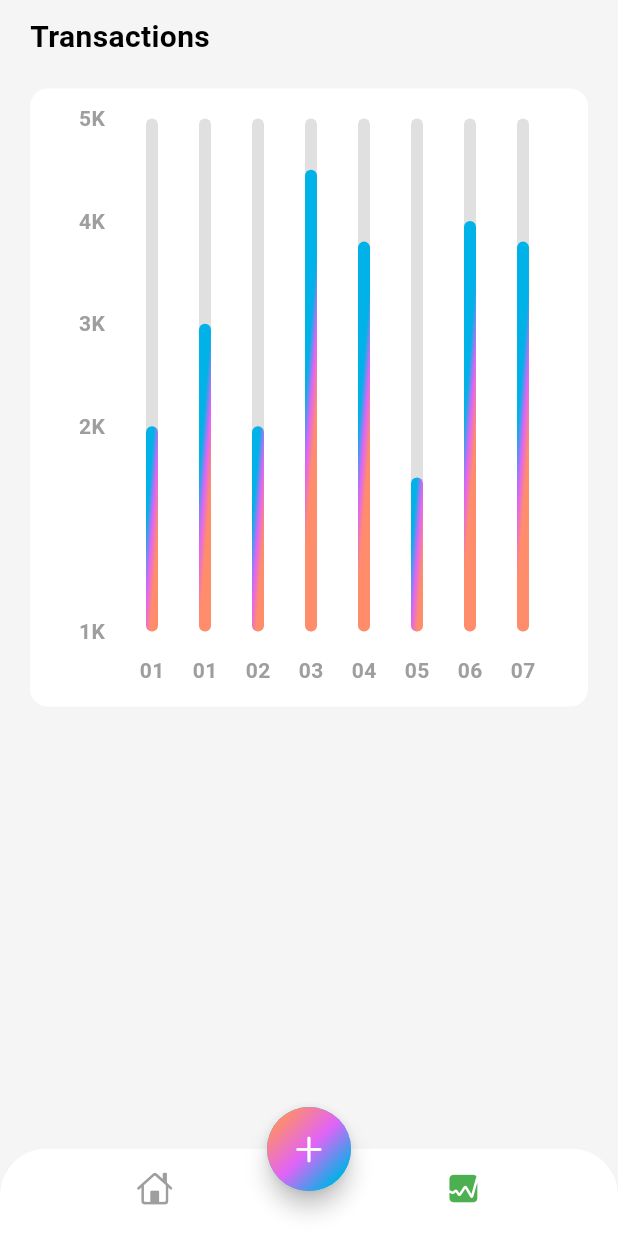
After one commit to nilupul-dew/expenses_tracker, a Flutter app: the screen it shows after launch, item 2 of the bottom bar chosen, on a phone screen of 412 x 824 dp. The commit adds this screen. Run offline on Flutter 3.47's test engine with Material 3 defaults, Android fonts, the phone set to English and light mode, and no system bars; drawn by our look-alikes of fl_chart; our stand-ins replace font_awesome_flutter.

Commit message:
bottom nav bar, barchart
added a bar chart to the second page and completed the navigation between the 2 tabs/screens in bottom nav bar

```diff
--- a/expense_tracker_app/lib/app_view.dart
+++ b/expense_tracker_app/lib/app_view.dart
@@ -14,7 +14,7 @@ class MyAppView extends StatelessWidget {
           //added surface instead of background since background is depreciated
           surface: Colors.grey.shade100,
           onSurface:Colors.black,
-          primary:const Color(0xff00e2b7),
+          primary:const Color(0xff00b2e7),
           secondary: const Color(0xffe064f7),
           tertiary: const Color(0xffff8d6c),
           outline: Colors.grey,
--- a/expense_tracker_app/lib/screens/home/views/home_screen.dart
+++ b/expense_tracker_app/lib/screens/home/views/home_screen.dart
@@ -1,6 +1,7 @@
 import 'dart:math';
 
 import 'package:expense_tracker_app/screens/home/views/main_screen.dart';
+import 'package:expense_tracker_app/screens/stats/stats.dart';
 import 'package:flutter/cupertino.dart';
 import 'package:flutter/material.dart';
 
@@ -12,6 +13,10 @@ class HomeScreen extends StatefulWidget {
 }
 
 class _HomeScreenState extends State<HomeScreen> {
+  int index = 0;
+  late Color selectedItem = Colors.green;
+  Color unselectedItem = Colors.grey;
+
   @override
   Widget build(BuildContext context) {
     return Scaffold(
@@ -19,17 +24,28 @@ class _HomeScreenState extends State<HomeScreen> {
       bottomNavigationBar: ClipRRect(
         borderRadius: const BorderRadius.vertical(top: Radius.circular(30)),
         child: BottomNavigationBar(
+          onTap: (value) {
+            setState(() {
+              index = value;
+            });
+          },
           backgroundColor: Colors.white,
           showSelectedLabels: false,
           showUnselectedLabels: false,
           elevation: 3,
-          items: const [
+          items: [
             BottomNavigationBarItem(
-              icon: Icon(CupertinoIcons.home),
+              icon: Icon(
+                CupertinoIcons.home,
+                color: index == 0 ? selectedItem : unselectedItem,
+              ),
               label: 'Home',
             ),
             BottomNavigationBarItem(
-              icon: Icon(CupertinoIcons.graph_square_fill),
+              icon: Icon(
+                CupertinoIcons.graph_square_fill,
+                color: index == 1 ? selectedItem : unselectedItem,
+              ),
               label: 'stats',
             ),
           ],
@@ -56,7 +72,7 @@ class _HomeScreenState extends State<HomeScreen> {
           child: const Icon(CupertinoIcons.add),
         ),
       ),
-      body: MainScreen(),
+      body: index == 0 ? MainScreen() : StatScreen(),
     );
   }
 }
--- /dev/null
+++ b/expense_tracker_app/lib/screens/stats/chart.dart
@@ -0,0 +1,173 @@
+import 'dart:math';
+
+import 'package:fl_chart/fl_chart.dart';
+import 'package:flutter/cupertino.dart';
+import 'package:flutter/material.dart';
+
+class MyChart extends StatefulWidget {
+  const MyChart({super.key});
+
+  @override
+  State<MyChart> createState() => _MyChartState();
+}
+
+class _MyChartState extends State<MyChart> {
+  @override
+  Widget build(BuildContext context) {
+    return BarChart(mainBarData());
+  }
+
+  BarChartGroupData makeGroupData(int x, double y) {
+    return BarChartGroupData(
+      x: x,
+      barRods: [
+        BarChartRodData(
+          toY: y,
+          width: 8,
+          borderRadius: BorderRadius.circular(4),
+          gradient: LinearGradient(
+            colors: [
+              Theme.of(context).colorScheme.primary,
+              Theme.of(context).colorScheme.secondary,
+              Theme.of(context).colorScheme.tertiary,
+            ],
+            transform: GradientRotation(pi / 40),
+          ),
+          backDrawRodData: BackgroundBarChartRodData(
+            show: true,
+            toY: 5,
+            color: Colors.grey.shade300,
+          ),
+        ),
+      ],
+    );
+  }
+
+  List<BarChartGroupData> showingGroups() => List.generate(8, (i) {
+    switch (i) {
+      case 0:
+        return makeGroupData(0, 2);
+      case 1:
+        return makeGroupData(1, 3);
+      case 2:
+        return makeGroupData(2, 2);
+      case 3:
+        return makeGroupData(3, 4.5);
+      case 4:
+        return makeGroupData(4, 3.8);
+      case 5:
+        return makeGroupData(5, 1.5);
+      case 6:
+        return makeGroupData(6, 4);
+      case 7:
+        return makeGroupData(7, 3.8);
+
+      default:
+        return throw Error();
+    }
+  });
+
+  BarChartData mainBarData() {
+    return BarChartData(
+      titlesData: FlTitlesData(
+        show: true,
+        rightTitles: AxisTitles(sideTitles: SideTitles(showTitles: false)),
+        topTitles: AxisTitles(sideTitles: SideTitles(showTitles: false)),
+        bottomTitles: AxisTitles(
+          sideTitles: SideTitles(
+            showTitles: true,
+            reservedSize: 38,
+            getTitlesWidget: getTiles,
+          ),
+        ),
+        leftTitles: AxisTitles(
+          sideTitles: SideTitles(
+            showTitles: true,
+            reservedSize: 38,
+            getTitlesWidget: leftTiles,
+          ),
+        ),
+      ),
+      borderData: FlBorderData(show: false),
+      gridData: FlGridData(show: false),
+      barGroups: showingGroups(),
+    );
+  }
+
+  Widget getTiles(double value, TitleMeta meta) {
+    const style = TextStyle(
+      color: Colors.grey,
+      fontWeight: FontWeight.bold,
+      fontSize: 14,
+    );
+    Widget text;
+
+    switch (value.toInt()) {
+      case 0:
+        text = const Text('01', style: style);
+        break;
+      case 1:
+        text = const Text('01', style: style);
+        break;
+      case 2:
+        text = const Text('02', style: style);
+        break;
+      case 3:
+        text = const Text('03', style: style);
+        break;
+      case 4:
+        text = const Text('04', style: style);
+        break;
+      case 5:
+        text = const Text('05', style: style);
+        break;
+      case 6:
+        text = const Text('06', style: style);
+        break;
+      case 7:
+        text = const Text('07', style: style);
+        break;
+      case 8:
+        text = const Text('08', style: style);
+        break;
+      default:
+        text = const Text('', style: style);
+        break;
+    }
+    return SideTitleWidget(
+      //axisSide: meta.axisSide,
+      space: 16,
+      meta: meta,
+      child: text,
+    );
+  }
+
+  Widget leftTiles(double value, TitleMeta meta) {
+    const style = TextStyle(
+      color: Colors.grey,
+      fontWeight: FontWeight.bold,
+      fontSize: 14,
+    );
+    String text;
+
+    if (value == 0) {
+      text = '1K';
+    } else if (value == 2) {
+      text = '2K';
+    } else if (value == 3) {
+      text = '3K';
+    } else if (value == 4) {
+      text = '4K';
+    } else if (value == 5) {
+      text = '5K';
+    } else {
+      return Container();
+    }
+    return SideTitleWidget(
+      //axisSide: meta.axisSide,
+      space: 0,
+      meta: meta,
+      child: Text(text, style: style),
+    );
+  }
+}
--- /dev/null
+++ b/expense_tracker_app/lib/screens/stats/stats.dart
@@ -0,0 +1,39 @@
+import 'package:expense_tracker_app/screens/stats/chart.dart';
+import 'package:fl_chart/fl_chart.dart';
+import 'package:flutter/cupertino.dart';
+import 'package:flutter/material.dart';
+
+class StatScreen extends StatelessWidget {
+  const StatScreen({super.key});
+
+  @override
+  Widget build(BuildContext context) {
+    return SafeArea(
+      child: Padding(
+        padding: EdgeInsets.symmetric(horizontal: 20.0, vertical: 10.0),
+        child: Column(
+          crossAxisAlignment: CrossAxisAlignment.start,
+          children: [
+            Text(
+              'Transactions',
+              style: TextStyle(fontSize: 20, fontWeight: FontWeight.bold),
+            ),
+            SizedBox(height: 20),
+            Container(
+              width: MediaQuery.of(context).size.width,
+              height: MediaQuery.of(context).size.width,
+              decoration: BoxDecoration(
+                color: Colors.white,
+                borderRadius: BorderRadius.circular(12),
+              ),
+              child: Padding(
+                padding: const EdgeInsets.fromLTRB(12, 20, 12, 12),
+                child: MyChart(),
+              ),
+            ),
+          ],
+        ),
+      ),
+    );
+  }
+}
```
